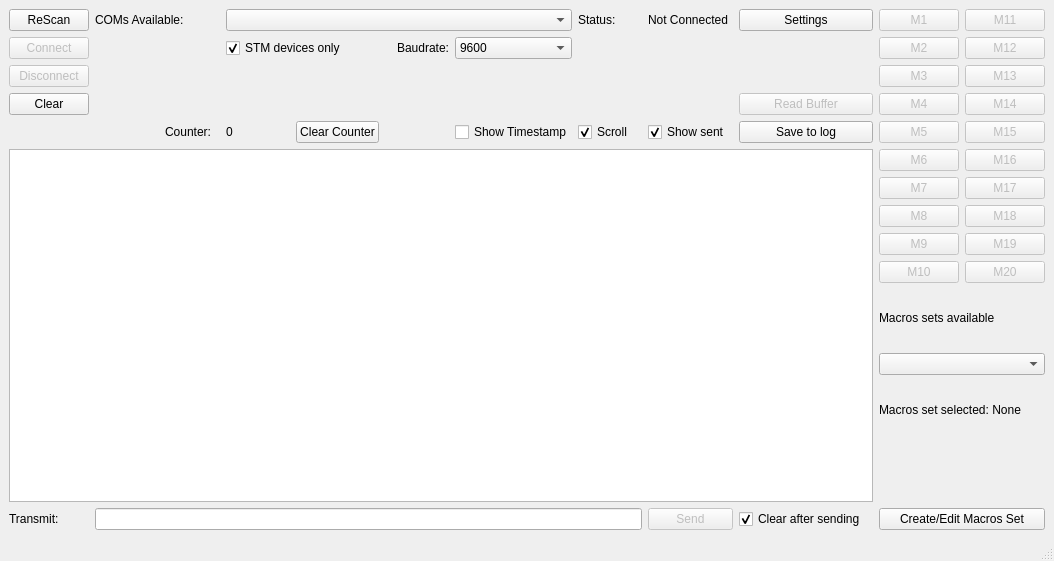
This is Terminal.ui in notiel/OstrannaTerminal as Qt 5 draws it before an edit. The edited form follows.
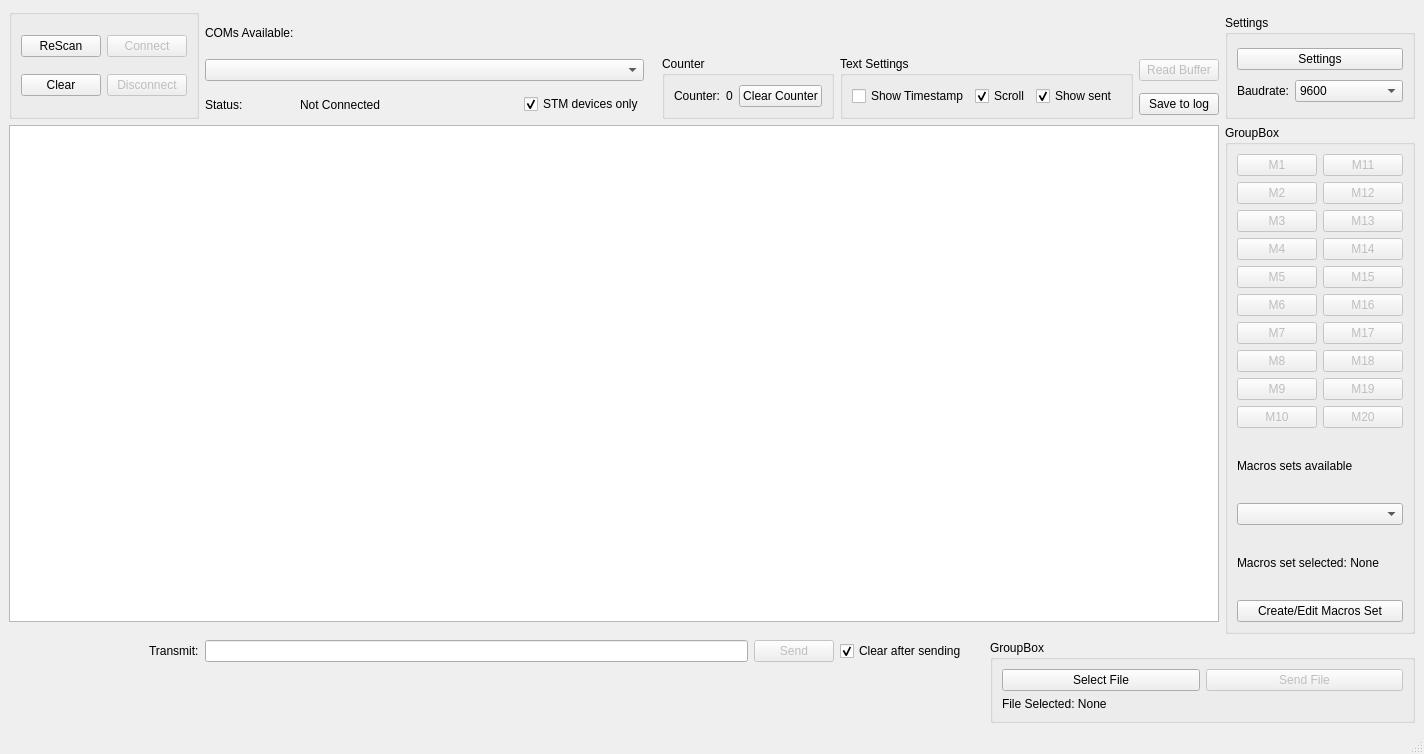
This is the edited form.

```diff
--- a/Terminal.ui
+++ b/Terminal.ui
@@ -6,8 +6,8 @@
    <rect>
     <x>0</x>
     <y>0</y>
-    <width>1054</width>
-    <height>561</height>
+    <width>1424</width>
+    <height>754</height>
    </rect>
   </property>
   <property name="windowTitle">
@@ -15,115 +15,7 @@
   </property>
   <widget class="QWidget" name="centralwidget">
    <layout class="QGridLayout" name="gridLayout">
-    <item row="7" column="0">
-     <widget class="QPushButton" name="BtnDisconnect">
-      <property name="enabled">
-       <bool>false</bool>
-      </property>
-      <property name="text">
-       <string>Disconnect</string>
-      </property>
-     </widget>
-    </item>
-    <item row="6" column="0">
-     <widget class="QPushButton" name="BtnConnect">
-      <property name="enabled">
-       <bool>false</bool>
-      </property>
-      <property name="text">
-       <string>Connect</string>
-      </property>
-     </widget>
-    </item>
-    <item row="6" column="5" alignment="Qt::AlignRight">
-     <widget class="QLabel" name="LblBaudrate">
-      <property name="text">
-       <string>Baudrate:</string>
-      </property>
-     </widget>
-    </item>
-    <item row="23" column="0">
-     <widget class="QLabel" name="LblTransmit">
-      <property name="text">
-       <string>Transmit:</string>
-      </property>
-     </widget>
-    </item>
-    <item row="6" column="12">
-     <widget class="QPushButton" name="BtnMacros12">
-      <property name="enabled">
-       <bool>false</bool>
-      </property>
-      <property name="text">
-       <string>M12</string>
-      </property>
-     </widget>
-    </item>
-    <item row="0" column="0">
-     <widget class="QPushButton" name="BtnReScan">
-      <property name="text">
-       <string>ReScan</string>
-      </property>
-     </widget>
-    </item>
-    <item row="0" column="12">
-     <widget class="QPushButton" name="BtnMacros11">
-      <property name="enabled">
-       <bool>false</bool>
-      </property>
-      <property name="text">
-       <string>M11</string>
-      </property>
-     </widget>
-    </item>
-    <item row="7" column="12">
-     <widget class="QPushButton" name="BtnMacros13">
-      <property name="enabled">
-       <bool>false</bool>
-      </property>
-      <property name="text">
-       <string>M13</string>
-      </property>
-     </widget>
-    </item>
-    <item row="0" column="11">
-     <widget class="QPushButton" name="BtnMacros1">
-      <property name="enabled">
-       <bool>false</bool>
-      </property>
-      <property name="text">
-       <string>M1</string>
-      </property>
-     </widget>
-    </item>
-    <item row="0" column="1" colspan="2">
-     <widget class="QLabel" name="LblAvailable">
-      <property name="text">
-       <string>COMs Available:</string>
-      </property>
-     </widget>
-    </item>
-    <item row="6" column="11">
-     <widget class="QPushButton" name="BtnMacros2">
-      <property name="enabled">
-       <bool>false</bool>
-      </property>
-      <property name="text">
-       <string>M2</string>
-      </property>
-     </widget>
-    </item>
-    <item row="7" column="11">
-     <widget class="QPushButton" name="BtnMacros3">
-      <property name="enabled">
-       <bool>false</bool>
-      </property>
-      <property name="text">
-       <string>M3</string>
-      </property>
-     </widget>
-    </item>
-    <item row="14" column="0" rowspan="9" colspan="11">
+    <item row="10" column="0" colspan="13">
      <widget class="QTextBrowser" name="TxtBuffer">
       <property name="html">
        <string>&lt;!DOCTYPE HTML PUBLIC &quot;-//W3C//DTD HTML 4.0//EN&quot; &quot;http://www.w3.org/TR/REC-html40/strict.dtd&quot;&gt;
@@ -134,14 +26,311 @@
       </property>
      </widget>
     </item>
-    <item row="23" column="11" colspan="2">
-     <widget class="QPushButton" name="BtnCreateMacros">
+    <item row="4" column="13" rowspan="5" colspan="2">
+     <widget class="QGroupBox" name="groupBox_2">
+      <property name="title">
+       <string>Settings </string>
+      </property>
+      <layout class="QGridLayout" name="gridLayout_3">
+       <item row="2" column="0">
+        <widget class="QLabel" name="LblBaudrate">
+         <property name="text">
+          <string>Baudrate:</string>
+         </property>
+        </widget>
+       </item>
+       <item row="2" column="1" colspan="2">
+        <widget class="QComboBox" name="CBBaudrate">
+         <item>
+          <property name="text">
+           <string>9600</string>
+          </property>
+         </item>
+         <item>
+          <property name="text">
+           <string>115200</string>
+          </property>
+         </item>
+         <item>
+          <property name="text">
+           <string>256000</string>
+          </property>
+         </item>
+         <item>
+          <property name="text">
+           <string>Custom</string>
+          </property>
+         </item>
+        </widget>
+       </item>
+       <item row="0" column="0" colspan="3">
+        <widget class="QPushButton" name="BtnSettings">
+         <property name="text">
+          <string>Settings</string>
+         </property>
+        </widget>
+       </item>
+      </layout>
+     </widget>
+    </item>
+    <item row="7" column="12">
+     <widget class="QPushButton" name="BtnBuffer">
+      <property name="enabled">
+       <bool>false</bool>
+      </property>
       <property name="text">
-       <string>Create/Edit Macros Set</string>
+       <string>Read Buffer</string>
       </property>
      </widget>
     </item>
-    <item row="0" column="3" colspan="4">
+    <item row="8" column="12">
+     <widget class="QPushButton" name="BtnSave">
+      <property name="text">
+       <string>Save to log</string>
+      </property>
+     </widget>
+    </item>
+    <item row="10" column="13" rowspan="3" colspan="2">
+     <widget class="QGroupBox" name="groupBox_5">
+      <property name="title">
+       <string>GroupBox</string>
+      </property>
+      <layout class="QGridLayout" name="gridLayout_6">
+       <item row="12" column="0" colspan="2">
+        <widget class="QLabel" name="LblMacrosSelected">
+         <property name="text">
+          <string>Macros set selected: None</string>
+         </property>
+        </widget>
+       </item>
+       <item row="0" column="1">
+        <widget class="QPushButton" name="BtnMacros11">
+         <property name="enabled">
+          <bool>false</bool>
+         </property>
+         <property name="text">
+          <string>M11</string>
+         </property>
+        </widget>
+       </item>
+       <item row="1" column="1">
+        <widget class="QPushButton" name="BtnMacros12">
+         <property name="enabled">
+          <bool>false</bool>
+         </property>
+         <property name="text">
+          <string>M12</string>
+         </property>
+        </widget>
+       </item>
+       <item row="3" column="1">
+        <widget class="QPushButton" name="BtnMacros14">
+         <property name="enabled">
+          <bool>false</bool>
+         </property>
+         <property name="text">
+          <string>M14</string>
+         </property>
+        </widget>
+       </item>
+       <item row="1" column="0">
+        <widget class="QPushButton" name="BtnMacros2">
+         <property name="enabled">
+          <bool>false</bool>
+         </property>
+         <property name="text">
+          <string>M2</string>
+         </property>
+        </widget>
+       </item>
+       <item row="4" column="0">
+        <widget class="QPushButton" name="BtnMacros5">
+         <property name="enabled">
+          <bool>false</bool>
+         </property>
+         <property name="text">
+          <string>M5</string>
+         </property>
+        </widget>
+       </item>
+       <item row="4" column="1">
+        <widget class="QPushButton" name="BtnMacros15">
+         <property name="enabled">
+          <bool>false</bool>
+         </property>
+         <property name="text">
+          <string>M15</string>
+         </property>
+        </widget>
+       </item>
+       <item row="6" column="1">
+        <widget class="QPushButton" name="BtnMacros17">
+         <property name="enabled">
+          <bool>false</bool>
+         </property>
+         <property name="text">
+          <string>M17</string>
+         </property>
+        </widget>
+       </item>
+       <item row="5" column="1">
+        <widget class="QPushButton" name="BtnMacros16">
+         <property name="enabled">
+          <bool>false</bool>
+         </property>
+         <property name="text">
+          <string>M16</string>
+         </property>
+        </widget>
+       </item>
+       <item row="7" column="0">
+        <widget class="QPushButton" name="BtnMacros8">
+         <property name="enabled">
+          <bool>false</bool>
+         </property>
+         <property name="text">
+          <string>M8</string>
+         </property>
+        </widget>
+       </item>
+       <item row="8" column="0">
+        <widget class="QPushButton" name="BtnMacros9">
+         <property name="enabled">
+          <bool>false</bool>
+         </property>
+         <property name="text">
+          <string>M9</string>
+         </property>
+        </widget>
+       </item>
+       <item row="5" column="0">
+        <widget class="QPushButton" name="BtnMacros6">
+         <property name="enabled">
+          <bool>false</bool>
+         </property>
+         <property name="text">
+          <string>M6</string>
+         </property>
+        </widget>
+       </item>
+       <item row="6" column="0">
+        <widget class="QPushButton" name="BtnMacros7">
+         <property name="enabled">
+          <bool>false</bool>
+         </property>
+         <property name="text">
+          <string>M7</string>
+         </property>
+        </widget>
+       </item>
+       <item row="9" column="1">
+        <widget class="QPushButton" name="BtnMacros20">
+         <property name="enabled">
+          <bool>false</bool>
+         </property>
+         <property name="text">
+          <string>M20</string>
+         </property>
+        </widget>
+       </item>
+       <item row="11" column="0" colspan="2">
+        <widget class="QComboBox" name="CBMacros"/>
+       </item>
+       <item row="7" column="1">
+        <widget class="QPushButton" name="BtnMacros18">
+         <property name="enabled">
+          <bool>false</bool>
+         </property>
+         <property name="text">
+          <string>M18</string>
+         </property>
+        </widget>
+       </item>
+       <item row="8" column="1">
+        <widget class="QPushButton" name="BtnMacros19">
+         <property name="enabled">
+          <bool>false</bool>
+         </property>
+         <property name="text">
+          <string>M19</string>
+         </property>
+        </widget>
+       </item>
+       <item row="9" column="0">
+        <widget class="QPushButton" name="BtnMacros10">
+         <property name="enabled">
+          <bool>false</bool>
+         </property>
+         <property name="text">
+          <string>M10</string>
+         </property>
+        </widget>
+       </item>
+       <item row="10" column="0" colspan="2">
+        <widget class="QLabel" name="LblMacrosAvailable">
+         <property name="text">
+          <string>Macros sets available</string>
+         </property>
+        </widget>
+       </item>
+       <item row="0" column="0">
+        <widget class="QPushButton" name="BtnMacros1">
+         <property name="enabled">
+          <bool>false</bool>
+         </property>
+         <property name="text">
+          <string>M1</string>
+         </property>
+        </widget>
+       </item>
+       <item row="3" column="0">
+        <widget class="QPushButton" name="BtnMacros4">
+         <property name="enabled">
+          <bool>false</bool>
+         </property>
+         <property name="text">
+          <string>M4</string>
+         </property>
+        </widget>
+       </item>
+       <item row="2" column="0">
+        <widget class="QPushButton" name="BtnMacros3">
+         <property name="enabled">
+          <bool>false</bool>
+         </property>
+         <property name="text">
+          <string>M3</string>
+         </property>
+        </widget>
+       </item>
+       <item row="2" column="1">
+        <widget class="QPushButton" name="BtnMacros13">
+         <property name="enabled">
+          <bool>false</bool>
+         </property>
+         <property name="text">
+          <string>M13</string>
+         </property>
+        </widget>
+       </item>
+       <item row="13" column="0" colspan="2">
+        <widget class="QPushButton" name="BtnCreateMacros">
+         <property name="text">
+          <string>Create/Edit Macros Set</string>
+         </property>
+        </widget>
+       </item>
+      </layout>
+     </widget>
+    </item>
+    <item row="5" column="1">
+     <widget class="QLabel" name="LblAvailable">
+      <property name="text">
+       <string>COMs Available:</string>
+      </property>
+     </widget>
+    </item>
+    <item row="7" column="1" colspan="4">
      <widget class="QComboBox" name="CBPorts">
       <property name="minimumSize">
        <size>
@@ -151,10 +340,31 @@
       </property>
      </widget>
     </item>
-    <item row="23" column="1" colspan="7">
+    <item row="8" column="2">
+     <widget class="QLabel" name="LblStatusInfo">
+      <property name="text">
+       <string>Not Connected</string>
+      </property>
+     </widget>
+    </item>
+    <item row="28" column="0" alignment="Qt::AlignRight">
+     <widget class="QLabel" name="LblTransmit">
+      <property name="text">
+       <string>Transmit:</string>
+      </property>
+     </widget>
+    </item>
+    <item row="8" column="1">
+     <widget class="QLabel" name="LblStatus">
+      <property name="text">
+       <string>Status:</string>
+      </property>
+     </widget>
+    </item>
+    <item row="28" column="1" colspan="8">
      <widget class="QLineEdit" name="TxtTransmit"/>
     </item>
-    <item row="23" column="8">
+    <item row="28" column="9">
      <widget class="QPushButton" name="BtnSend">
       <property name="enabled">
        <bool>false</bool>
@@ -164,82 +374,7 @@
       </property>
      </widget>
     </item>
-    <item row="6" column="6">
-     <widget class="QComboBox" name="CBBaudrate">
-      <item>
-       <property name="text">
-        <string>9600</string>
-       </property>
-      </item>
-      <item>
-       <property name="text">
-        <string>115200</string>
-       </property>
-      </item>
-      <item>
-       <property name="text">
-        <string>256000</string>
-       </property>
-      </item>
-      <item>
-       <property name="text">
-        <string>Custom</string>
-       </property>
-      </item>
-     </widget>
-    </item>
-    <item row="8" column="0">
-     <widget class="QPushButton" name="BtnClear">
-      <property name="text">
-       <string>Clear</string>
-      </property>
-     </widget>
-    </item>
-    <item row="12" column="8">
-     <widget class="QCheckBox" name="CBShowSent">
-      <property name="text">
-       <string>Show sent </string>
-      </property>
-      <property name="checked">
-       <bool>true</bool>
-      </property>
-     </widget>
-    </item>
-    <item row="12" column="6">
-     <widget class="QCheckBox" name="CBTime">
-      <property name="text">
-       <string>Show Timestamp</string>
-      </property>
-     </widget>
-    </item>
-    <item row="12" column="3">
-     <widget class="QLabel" name="LblCounterData">
-      <property name="text">
-       <string>0</string>
-      </property>
-     </widget>
-    </item>
-    <item row="12" column="2">
-     <widget class="QLabel" name="LblCounter">
-      <property name="maximumSize">
-       <size>
-        <width>55</width>
-        <height>16777215</height>
-       </size>
-      </property>
-      <property name="text">
-       <string>Counter:</string>
-      </property>
-     </widget>
-    </item>
-    <item row="12" column="4">
-     <widget class="QPushButton" name="BtnCounter">
-      <property name="text">
-       <string>Clear Counter</string>
-      </property>
-     </widget>
-    </item>
-    <item row="6" column="3" colspan="2">
+    <item row="8" column="4">
      <widget class="QCheckBox" name="CBSTM">
       <property name="text">
        <string>STM devices only</string>
@@ -249,34 +384,135 @@
       </property>
      </widget>
     </item>
-    <item row="12" column="7">
-     <widget class="QCheckBox" name="CBScroll">
-      <property name="text">
-       <string>Scroll</string>
+    <item row="7" column="10" rowspan="2" colspan="2">
+     <widget class="QGroupBox" name="groupBox_4">
+      <property name="title">
+       <string>Text Settings</string>
       </property>
-      <property name="checked">
-       <bool>true</bool>
-      </property>
+      <layout class="QGridLayout" name="gridLayout_5">
+       <item row="0" column="1">
+        <widget class="QCheckBox" name="CBScroll">
+         <property name="text">
+          <string>Scroll</string>
+         </property>
+         <property name="checked">
+          <bool>true</bool>
+         </property>
+        </widget>
+       </item>
+       <item row="0" column="0">
+        <widget class="QCheckBox" name="CBTime">
+         <property name="text">
+          <string>Show Timestamp</string>
+         </property>
+        </widget>
+       </item>
+       <item row="0" column="2">
+        <widget class="QCheckBox" name="CBShowSent">
+         <property name="text">
+          <string>Show sent </string>
+         </property>
+         <property name="checked">
+          <bool>true</bool>
+         </property>
+        </widget>
+       </item>
+      </layout>
      </widget>
     </item>
-    <item row="12" column="9" colspan="2">
-     <widget class="QPushButton" name="BtnSave">
-      <property name="text">
-       <string>Save to log</string>
+    <item row="8" column="3">
+     <spacer name="horizontalSpacer">
+      <property name="orientation">
+       <enum>Qt::Horizontal</enum>
       </property>
+      <property name="sizeHint" stdset="0">
+       <size>
+        <width>40</width>
+        <height>20</height>
+       </size>
+      </property>
+     </spacer>
+    </item>
+    <item row="3" column="0" rowspan="6">
+     <widget class="QGroupBox" name="groupBox">
+      <property name="title">
+       <string/>
+      </property>
+      <layout class="QGridLayout" name="gridLayout_2">
+       <item row="0" column="0">
+        <widget class="QPushButton" name="BtnReScan">
+         <property name="text">
+          <string>ReScan</string>
+         </property>
+        </widget>
+       </item>
+       <item row="0" column="1">
+        <widget class="QPushButton" name="BtnConnect">
+         <property name="enabled">
+          <bool>false</bool>
+         </property>
+         <property name="text">
+          <string>Connect</string>
+         </property>
+        </widget>
+       </item>
+       <item row="1" column="0">
+        <widget class="QPushButton" name="BtnClear">
+         <property name="text">
+          <string>Clear</string>
+         </property>
+        </widget>
+       </item>
+       <item row="1" column="1">
+        <widget class="QPushButton" name="BtnDisconnect">
+         <property name="enabled">
+          <bool>false</bool>
+         </property>
+         <property name="text">
+          <string>Disconnect</string>
+         </property>
+        </widget>
+       </item>
+      </layout>
      </widget>
     </item>
-    <item row="8" column="9" colspan="2">
-     <widget class="QPushButton" name="BtnBuffer">
-      <property name="enabled">
-       <bool>false</bool>
+    <item row="7" column="7" rowspan="2" colspan="3">
+     <widget class="QGroupBox" name="groupBox_3">
+      <property name="title">
+       <string>Counter</string>
       </property>
-      <property name="text">
-       <string>Read Buffer</string>
-      </property>
+      <layout class="QGridLayout" name="gridLayout_4">
+       <item row="0" column="0">
+        <widget class="QLabel" name="LblCounter">
+         <property name="maximumSize">
+          <size>
+           <width>55</width>
+           <height>16777215</height>
+          </size>
+         </property>
+         <property name="text">
+          <string>Counter:</string>
+         </property>
+        </widget>
+       </item>
+       <item row="0" column="2">
+        <widget class="QPushButton" name="BtnCounter">
+         <property name="text">
+          <string>Clear Counter</string>
+         </property>
+        </widget>
+       </item>
+       <item row="0" column="1">
+        <widget class="QLabel" name="LblCounterData">
+         <property name="text">
+          <string>0</string>
+         </property>
+        </widget>
+       </item>
+      </layout>
      </widget>
     </item>
-    <item row="23" column="9" colspan="2">
+    <item row="28" column="10">
      <widget class="QCheckBox" name="CBClear">
       <property name="text">
        <string>Clear after sending</string>
@@ -286,182 +522,37 @@
       </property>
      </widget>
     </item>
-    <item row="8" column="11">
-     <widget class="QPushButton" name="BtnMacros4">
-      <property name="enabled">
-       <bool>false</bool>
+    <item row="28" column="11" rowspan="2" colspan="4">
+     <widget class="QGroupBox" name="groupBox_6">
+      <property name="title">
+       <string>GroupBox</string>
       </property>
-      <property name="text">
-       <string>M4</string>
-      </property>
-     </widget>
-    </item>
-    <item row="8" column="12">
-     <widget class="QPushButton" name="BtnMacros14">
-      <property name="enabled">
-       <bool>false</bool>
-      </property>
-      <property name="text">
-       <string>M14</string>
-      </property>
-     </widget>
-    </item>
-    <item row="12" column="11">
-     <widget class="QPushButton" name="BtnMacros5">
-      <property name="enabled">
-       <bool>false</bool>
-      </property>
-      <property name="text">
-       <string>M5</string>
-      </property>
-     </widget>
-    </item>
-    <item row="12" column="12">
-     <widget class="QPushButton" name="BtnMacros15">
-      <property name="enabled">
-       <bool>false</bool>
-      </property>
-      <property name="text">
-       <string>M15</string>
-      </property>
-     </widget>
-    </item>
-    <item row="14" column="11">
-     <widget class="QPushButton" name="BtnMacros6">
-      <property name="enabled">
-       <bool>false</bool>
-      </property>
-      <property name="text">
-       <string>M6</string>
-      </property>
-     </widget>
-    </item>
-    <item row="14" column="12">
-     <widget class="QPushButton" name="BtnMacros16">
-      <property name="enabled">
-       <bool>false</bool>
-      </property>
-      <property name="text">
-       <string>M16</string>
-      </property>
-     </widget>
-    </item>
-    <item row="15" column="11">
-     <widget class="QPushButton" name="BtnMacros7">
-      <property name="enabled">
-       <bool>false</bool>
-      </property>
-      <property name="text">
-       <string>M7</string>
-      </property>
-     </widget>
-    </item>
-    <item row="15" column="12">
-     <widget class="QPushButton" name="BtnMacros17">
-      <property name="enabled">
-       <bool>false</bool>
-      </property>
-      <property name="text">
-       <string>M17</string>
-      </property>
-     </widget>
-    </item>
-    <item row="16" column="11">
-     <widget class="QPushButton" name="BtnMacros8">
-      <property name="enabled">
-       <bool>false</bool>
-      </property>
-      <property name="text">
-       <string>M8</string>
-      </property>
-     </widget>
-    </item>
-    <item row="16" column="12">
-     <widget class="QPushButton" name="BtnMacros18">
-      <property name="enabled">
-       <bool>false</bool>
-      </property>
-      <property name="text">
-       <string>M18</string>
-      </property>
-     </widget>
-    </item>
-    <item row="17" column="11">
-     <widget class="QPushButton" name="BtnMacros9">
-      <property name="enabled">
-       <bool>false</bool>
-      </property>
-      <property name="text">
-       <string>M9</string>
-      </property>
-     </widget>
-    </item>
-    <item row="17" column="12">
-     <widget class="QPushButton" name="BtnMacros19">
-      <property name="enabled">
-       <bool>false</bool>
-      </property>
-      <property name="text">
-       <string>M19</string>
-      </property>
-     </widget>
-    </item>
-    <item row="18" column="11">
-     <widget class="QPushButton" name="BtnMacros10">
-      <property name="enabled">
-       <bool>false</bool>
-      </property>
-      <property name="text">
-       <string>M10</string>
-      </property>
-     </widget>
-    </item>
-    <item row="18" column="12">
-     <widget class="QPushButton" name="BtnMacros20">
-      <property name="enabled">
-       <bool>false</bool>
-      </property>
-      <property name="text">
-       <string>M20</string>
-      </property>
-     </widget>
-    </item>
-    <item row="19" column="11" colspan="2">
-     <widget class="QLabel" name="LblMacrosAvailable">
-      <property name="text">
-       <string>Macros sets available</string>
-      </property>
-     </widget>
-    </item>
-    <item row="20" column="11" colspan="2">
-     <widget class="QComboBox" name="CBMacros"/>
-    </item>
-    <item row="21" column="11" colspan="2">
-     <widget class="QLabel" name="LblMacrosSelected">
-      <property name="text">
-       <string>Macros set selected: None</string>
-      </property>
-     </widget>
-    </item>
-    <item row="0" column="7">
-     <widget class="QLabel" name="LblStatus">
-      <property name="text">
-       <string>Status:</string>
-      </property>
-     </widget>
-    </item>
-    <item row="0" column="8">
-     <widget class="QLabel" name="LblStatusInfo">
-      <property name="text">
-       <string>Not Connected</string>
-      </property>
-     </widget>
-    </item>
-    <item row="0" column="9" colspan="2">
-     <widget class="QPushButton" name="BtnSettings">
-      <property name="text">
-       <string>Settings</string>
-      </property>
+      <layout class="QGridLayout" name="gridLayout_7">
+       <item row="0" column="1">
+        <widget class="QPushButton" name="pushButton_2">
+         <property name="enabled">
+          <bool>false</bool>
+         </property>
+         <property name="text">
+          <string>Send File</string>
+         </property>
+        </widget>
+       </item>
+       <item row="0" column="0">
+        <widget class="QPushButton" name="pushButton">
+         <property name="text">
+          <string>Select File</string>
+         </property>
+        </widget>
+       </item>
+       <item row="1" column="0">
+        <widget class="QLabel" name="label">
+         <property name="text">
+          <string>File Selected: None</string>
+         </property>
+        </widget>
+       </item>
+      </layout>
      </widget>
     </item>
    </layout>
```
Left out of the diff: 13 changed lines with no effect on the pictures.
